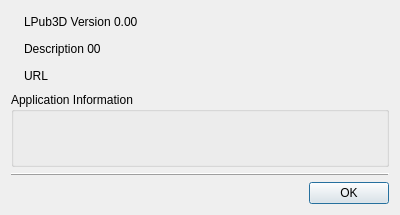
Old version of the form mainApp/aboutdialog.ui in the repository trevorsandy/lpub3d.
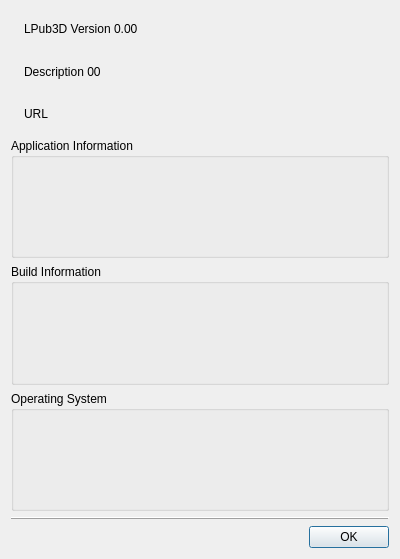
New version of the form. Icons and pictures are not drawn.

What changed in the file:
```diff
--- a/mainApp/aboutdialog.ui
+++ b/mainApp/aboutdialog.ui
@@ -7,7 +7,7 @@
     <x>0</x>
     <y>0</y>
     <width>400</width>
-    <height>215</height>
+    <height>559</height>
    </rect>
   </property>
   <property name="windowTitle">
@@ -67,17 +67,19 @@
        </item>
       </layout>
      </item>
+    </layout>
+   </item>
      <item>
-      <widget class="QGroupBox" name="groupBox">
+    <widget class="QGroupBox" name="appGroupBox">
        <property name="title">
         <string>Application Information</string>
        </property>
        <property name="flat">
         <bool>false</bool>
        </property>
-       <layout class="QGridLayout" name="gridLayout">
-        <item row="0" column="0">
-         <widget class="QLabel" name="info">
+     <layout class="QVBoxLayout" name="verticalLayout_4">
+      <item>
+       <widget class="QLabel" name="AppInfo">
           <property name="text">
            <string/>
           </property>
@@ -89,7 +91,37 @@
        </layout>
       </widget>
      </item>
-    </layout>
+   <item>
+    <widget class="QGroupBox" name="buildGroupBox">
+     <property name="title">
+      <string>Build Information</string>
+     </property>
+     <layout class="QHBoxLayout" name="horizontalLayout_2">
+      <item>
+       <widget class="QLabel" name="BuildInfo">
+        <property name="text">
+         <string/>
+        </property>
+       </widget>
+      </item>
+     </layout>
+    </widget>
+   </item>
+   <item>
+    <widget class="QGroupBox" name="SysGroupBox">
+     <property name="title">
+      <string>Operating System</string>
+     </property>
+     <layout class="QHBoxLayout" name="horizontalLayout_3">
+      <item>
+       <widget class="QLabel" name="OsInfo">
+        <property name="text">
+         <string/>
+        </property>
+       </widget>
+      </item>
+     </layout>
+    </widget>
    </item>
    <item>
     <widget class="QFrame" name="frame">
```
Left out of the diff: 8 changed lines with no effect on the pictures. Lines whose indentation alone changed are shown as unchanged.
